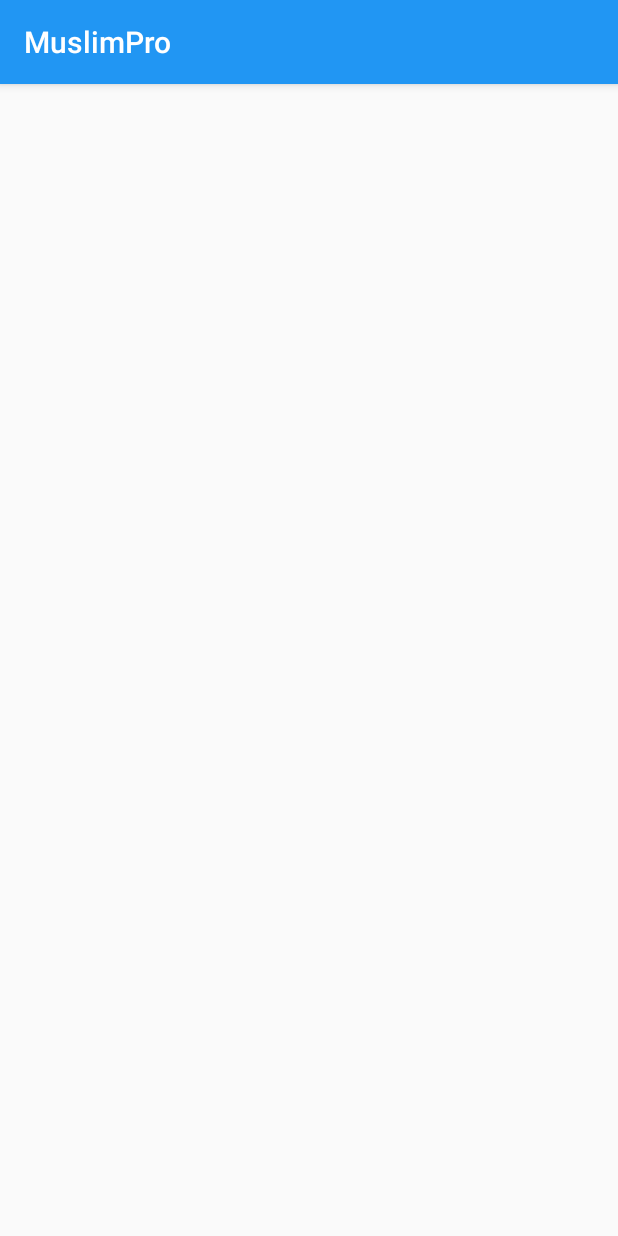
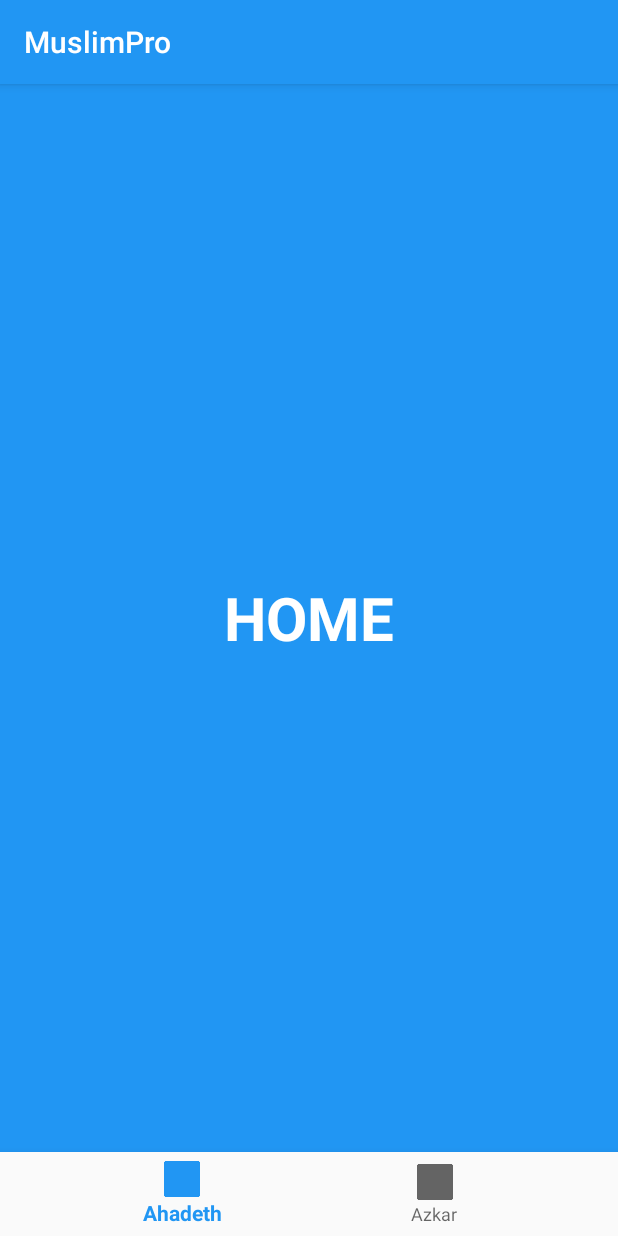
Before and after one commit to AbdoTareq/AzkarMuslim, an Android app: the PagerActivity screen opened directly, with no data from a screen before it, on a phone screen of 412 x 824 dp. Run offline under Robolectric (Android 15) with nearby library versions, the phone set to English and light mode, and no system bars.

Commit message:
Implement viewPager with BottomNavigationView

```diff
--- a/app/build.gradle
+++ b/app/build.gradle
@@ -23,7 +23,12 @@ dependencies {
     implementation fileTree(dir: 'libs', include: ['*.jar'])
     implementation 'androidx.appcompat:appcompat:1.0.2'
     implementation 'androidx.constraintlayout:constraintlayout:1.1.3'
+    implementation 'androidx.legacy:legacy-support-v4:1.0.0'
     testImplementation 'junit:junit:4.12'
     androidTestImplementation 'androidx.test:runner:1.2.0'
     androidTestImplementation 'androidx.test.espresso:espresso-core:3.2.0'
+
+    //Bottom navigation view
+    implementation 'com.google.android.material:material:1.0.0'
+
 }
--- /dev/null
+++ b/app/src/main/java/com/omar/abdotareq/muslimpro/AhadethFragment.java
@@ -0,0 +1,29 @@
+package com.omar.abdotareq.muslimpro;
+
+
+import android.os.Bundle;
+import android.view.LayoutInflater;
+import android.view.View;
+import android.view.ViewGroup;
+
+import androidx.annotation.Nullable;
+import androidx.fragment.app.Fragment;
+
+/**
+ * A simple {@link Fragment} subclass.
+ */
+public class AhadethFragment extends Fragment {
+
+
+    public AhadethFragment() {
+        // Required empty public constructor
+    }
+
+
+    @Nullable
+    @Override
+    public View onCreateView(LayoutInflater inflater, @Nullable ViewGroup container, @Nullable Bundle savedInstanceState) {
+        return inflater.inflate(R.layout.fragment_azkar_hadeth, container, false);
+    }
+
+}
--- /dev/null
+++ b/app/src/main/java/com/omar/abdotareq/muslimpro/AzkarFragment.java
@@ -0,0 +1,30 @@
+package com.omar.abdotareq.muslimpro;
+
+
+import android.os.Bundle;
+
+import androidx.annotation.Nullable;
+import androidx.fragment.app.Fragment;
+
+import android.view.LayoutInflater;
+import android.view.View;
+import android.view.ViewGroup;
+
+/**
+ * A simple {@link Fragment} subclass.
+ */
+public class AzkarFragment extends Fragment {
+
+
+    public AzkarFragment() {
+        // Required empty public constructor
+    }
+
+
+    @Nullable
+    @Override
+    public View onCreateView(LayoutInflater inflater, @Nullable ViewGroup container, @Nullable Bundle savedInstanceState) {
+        return inflater.inflate(R.layout.fragment_azkar_hadeth, container, false);
+    }
+
+}
--- /dev/null
+++ b/app/src/main/java/com/omar/abdotareq/muslimpro/FragmentAdapter.java
@@ -0,0 +1,37 @@
+package com.omar.abdotareq.muslimpro;
+
+import androidx.fragment.app.Fragment;
+import androidx.fragment.app.FragmentManager;
+import androidx.fragment.app.FragmentPagerAdapter;
+
+import java.util.ArrayList;
+import java.util.List;
+
+public class FragmentAdapter extends FragmentPagerAdapter {
+    private List<androidx.fragment.app.Fragment> Fragment = new ArrayList<>(); //Fragment List
+    private List<String> NamePage = new ArrayList<>(); // Fragment Name List
+
+    public FragmentAdapter(FragmentManager manager) {
+        super(manager);
+    }
+
+    public void add(Fragment Frag, String Title) {
+        Fragment.add(Frag);
+        NamePage.add(Title);
+    }
+
+    @Override
+    public Fragment getItem(int position) {
+        return Fragment.get(position);
+    }
+
+    @Override
+    public CharSequence getPageTitle(int position) {
+        return NamePage.get(position);
+    }
+
+    @Override
+    public int getCount() {
+        return 2;
+    }
+}
--- a/app/src/main/java/com/omar/abdotareq/muslimpro/PagerActivity.java
+++ b/app/src/main/java/com/omar/abdotareq/muslimpro/PagerActivity.java
@@ -1,14 +1,76 @@
 package com.omar.abdotareq.muslimpro;
 
+import androidx.annotation.NonNull;
 import androidx.appcompat.app.AppCompatActivity;
+import androidx.fragment.app.FragmentManager;
+import androidx.viewpager.widget.ViewPager;
 
 import android.os.Bundle;
+import android.view.MenuItem;
+
+import com.google.android.material.bottomnavigation.BottomNavigationView;
 
 public class PagerActivity extends AppCompatActivity {
+
+    ViewPager viewPager;
+    BottomNavigationView navigation;
 
     @Override
     protected void onCreate(Bundle savedInstanceState) {
         super.onCreate(savedInstanceState);
         setContentView(R.layout.activity_pager);
+
+        navigation = findViewById(R.id.navigation);
+        navigation.setOnNavigationItemSelectedListener(mOnNavigationItemSelectedListener);
+        viewPager = findViewById(R.id.viewpager); //Init Viewpager
+        setupFm(getSupportFragmentManager(), viewPager); //Setup Fragment
+        viewPager.setCurrentItem(0); //Set Currrent Item When Activity Start
+        viewPager.setOnPageChangeListener(new PageChange()); //Listeners For Viewpager When Page Changed
+    }
+
+    public static void setupFm(FragmentManager fragmentManager, ViewPager viewPager) {
+        FragmentAdapter Adapter = new FragmentAdapter(fragmentManager);
+        //Add All Fragment To List
+        Adapter.add(new AzkarFragment(), "Page Azkar");
+        Adapter.add(new AhadethFragment(), "Page Ahadeth");
+        viewPager.setAdapter(Adapter);
+    }
+
+    private BottomNavigationView.OnNavigationItemSelectedListener mOnNavigationItemSelectedListener
+            = new BottomNavigationView.OnNavigationItemSelectedListener() {
+        @Override
+        public boolean onNavigationItemSelected(@NonNull MenuItem item) {
+            switch (item.getItemId()) {
+                case R.id.navigation_azkar:
+                    viewPager.setCurrentItem(0);
+                    return true;
+                case R.id.navigation_ahadeth:
+                    viewPager.setCurrentItem(1);
+                    return true;
+            }
+            return false;
+        }
+    };
+
+    public class PageChange implements ViewPager.OnPageChangeListener {
+        @Override
+        public void onPageScrolled(int position, float positionOffset, int positionOffsetPixels) {
+        }
+
+        @Override
+        public void onPageSelected(int position) {
+            switch (position) {
+                case 0:
+                    navigation.setSelectedItemId(R.id.navigation_azkar);
+                    break;
+                case 1:
+                    navigation.setSelectedItemId(R.id.navigation_ahadeth);
+                    break;
+            }
+        }
+
+        @Override
+        public void onPageScrollStateChanged(int state) {
+        }
     }
 }
--- a/app/src/main/res/layout/activity_pager.xml
+++ b/app/src/main/res/layout/activity_pager.xml
@@ -4,6 +4,25 @@
     xmlns:tools="http://schemas.android.com/tools"
     android:layout_width="match_parent"
     android:layout_height="match_parent"
+    android:id="@+id/container"
     tools:context=".PagerActivity">
 
+    <androidx.viewpager.widget.ViewPager
+        android:layout_width="match_parent"
+        android:id="@+id/viewpager"
+        android:layout_marginBottom="?attr/actionBarSize"
+        android:layout_height="match_parent"/>
+
+    <com.google.android.material.bottomnavigation.BottomNavigationView
+        android:id="@+id/navigation"
+        android:layout_width="0dp"
+        android:layout_height="wrap_content"
+        android:layout_marginStart="0dp"
+        android:layout_marginEnd="0dp"
+        android:background="?android:attr/windowBackground"
+        app:layout_constraintBottom_toBottomOf="parent"
+        app:layout_constraintLeft_toLeftOf="parent"
+        app:layout_constraintRight_toRightOf="parent"
+        app:menu="@menu/navigation"/>
+
 </androidx.constraintlayout.widget.ConstraintLayout>
--- /dev/null
+++ b/app/src/main/res/layout/fragment_azkar_hadeth.xml
@@ -0,0 +1,15 @@
+<?xml version="1.0" encoding="utf-8"?>
+<FrameLayout xmlns:android="http://schemas.android.com/apk/res/android"
+    android:layout_width="match_parent"
+    android:layout_height="match_parent"
+    android:background="@color/colorPrimary">
+
+    <TextView
+        android:layout_width="wrap_content"
+        android:layout_height="wrap_content"
+        android:layout_gravity="center"
+        android:text="@string/home"
+        android:textColor="@android:color/white"
+        android:textSize="40sp"
+        android:textStyle="bold" />
+</FrameLayout>
--- /dev/null
+++ b/app/src/main/res/menu/navigation.xml
@@ -0,0 +1,14 @@
+<?xml version="1.0" encoding="utf-8"?>
+<menu xmlns:android="http://schemas.android.com/apk/res/android">
+
+    <item
+        android:id="@+id/navigation_ahadeth"
+        android:title="@string/ahadeth"
+        android:icon="@drawable/ahadeth"/>
+
+    <item
+        android:id="@+id/navigation_azkar"
+        android:title="@string/azkar"
+        android:icon="@drawable/ahadeth"/>
+
+</menu>
--- a/app/src/main/res/values/strings.xml
+++ b/app/src/main/res/values/strings.xml
@@ -2,4 +2,8 @@
     <string name="app_name">MuslimPro</string>
     <string name="ahadeth">Ahadeth</string>
     <string name="azkar">Azkar</string>
+    <string name="home">HOME</string>
+
+    <!-- TODO: Remove or change this placeholder text -->
+    <string name="hello_blank_fragment">Hello blank fragment</string>
 </resources>
```
Also changed, not shown: app/src/main/res/drawable/ahadeth.png (added), app/src/main/res/drawable/azkar.png (added).
